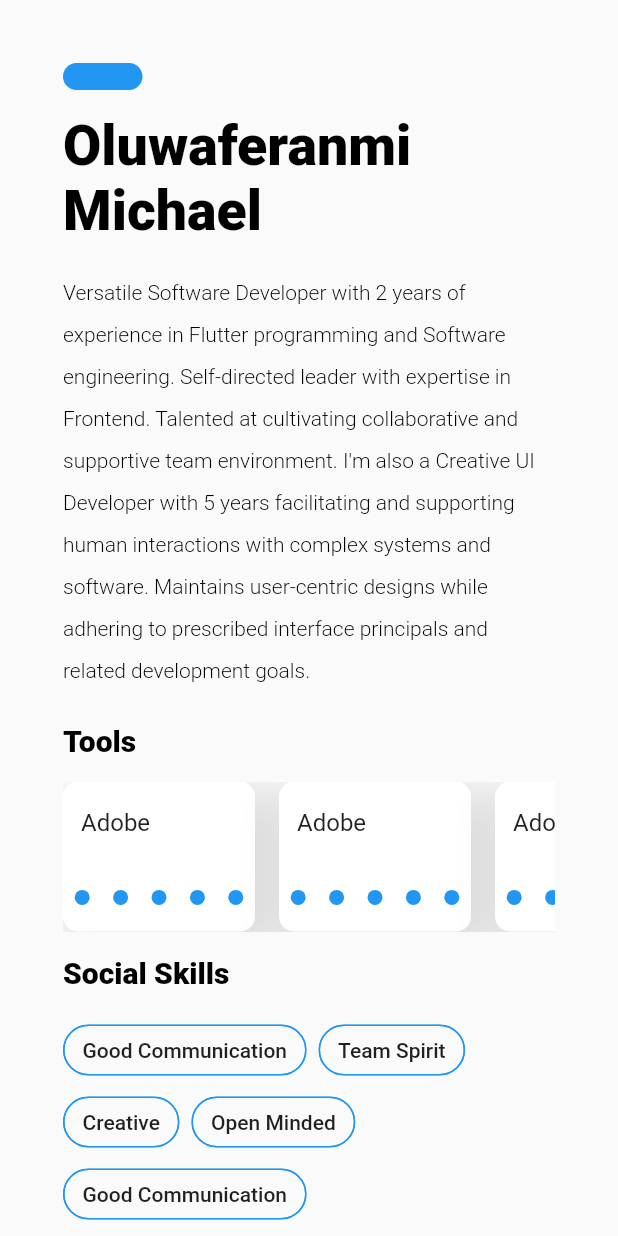
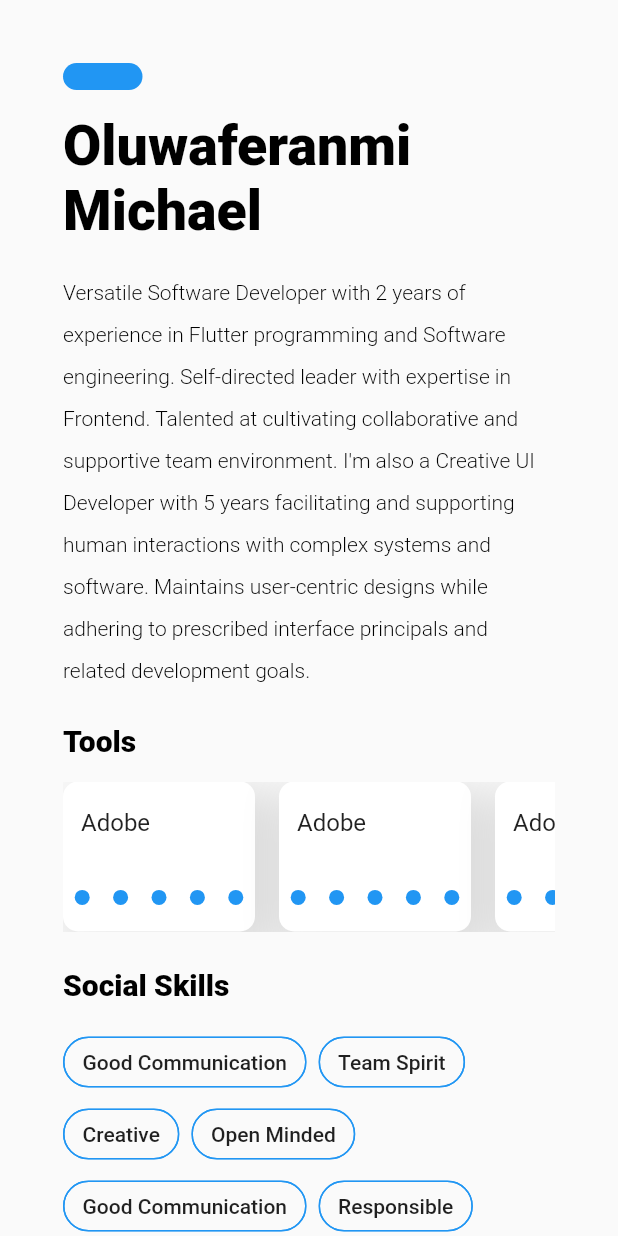
Before and after one commit to Oluwaferanmi-Michael/portfoilio, a Flutter app: the screen it shows after launch, on a phone screen of 412 x 824 dp. Run offline on Flutter 3.47's test engine with Material 2 defaults, Android fonts, the phone set to English and light mode, and no system bars.

```diff
--- a/portfolio/lib/main.dart
+++ b/portfolio/lib/main.dart
@@ -13,9 +13,9 @@ class MyApp extends StatelessWidget {
       title: 'Portfolio',
       theme: ThemeData(
         primaryColor: Colors.blue,
-
+        backgroundColor: Colors.white
       ),
-      home: MyHomePage(title: ''),
+      home: MyHomePage(),
     );
   }
 }
@@ -39,18 +39,18 @@ class MyHomePage extends StatefulWidget {
 }
 
 class _MyHomePageState extends State<MyHomePage> {
-  int _counter = 0;
+  // int _counter = 0;
 
-  void _incrementCounter() {
-    setState(() {
-      // This call to setState tells the Flutter framework that something has
-      // changed in this State, which causes it to rerun the build method below
-      // so that the display can reflect the updated values. If we changed
-      // _counter without calling setState(), then the build method would not be
-      // called again, and so nothing would appear to happen.
+  // void _incrementCounter() {
+  //   setState(() {
+  //     // This call to setState tells the Flutter framework that something has
+  //     // changed in this State, which causes it to rerun the build method below
+  //     // so that the display can reflect the updated values. If we changed
+  //     // _counter without calling setState(), then the build method would not be
+  //     // called again, and so nothing would appear to happen.
 
-    });
-  }
+  //   });
+  // }
 
   List <String> tools = [
     'Adobe Xd',
@@ -190,13 +190,11 @@ class _MyHomePageState extends State<MyHomePage> {
                   );
                 },
                 shrinkWrap: true,
-
-                // padding: EdgeInsetsGeometry.infinity,
                 scrollDirection: Axis.horizontal,
                 itemCount: tools.length,
               ),),
 
-              SizedBox(height: 16,),
+              SizedBox(height: 24,),
 
               Text('Social Skills',
                 style: TextStyle(
@@ -244,10 +242,31 @@ class _MyHomePageState extends State<MyHomePage> {
                       color: Theme.of(context).primaryColor,
                       width: 1)
                     ,),
+                    Chip(
+                    label: Text('Responsible'),
+                    backgroundColor: Color(0x000000),
+                    side: BorderSide(
+                      color: Theme.of(context).primaryColor,
+                      width: 1)
+                    ,),
+                    Chip(
+                    label: Text('Problem Solver'),
+                    backgroundColor: Color(0x000000),
+                    side: BorderSide(
+                      color: Theme.of(context).primaryColor,
+                      width: 1)
+                    ,),
+                    Chip(
+                    label: Text('Language Fluency'),
+                    backgroundColor: Color(0x000000),
+                    side: BorderSide(
+                      color: Theme.of(context).primaryColor,
+                      width: 1)
+                    ,),
                 ],
               ),
 
-              SizedBox(height: 16,),
+              SizedBox(height: 24,),
 
               Text('Education',
                 style: TextStyle(
@@ -259,6 +278,8 @@ class _MyHomePageState extends State<MyHomePage> {
               SizedBox(height: 16,),
 
               Container(
+                child: Padding(
+                  padding: const EdgeInsets.all(16.0),
                   child: Column(children: [
                     Row(
                       crossAxisAlignment: CrossAxisAlignment.center,
@@ -281,6 +302,7 @@ class _MyHomePageState extends State<MyHomePage> {
                     mainAxisAlignment: MainAxisAlignment.spaceAround,
                     crossAxisAlignment: CrossAxisAlignment.start,
                   ),
+                ),
                 width: 345,
                 height: 72,
                 decoration: BoxDecoration(
@@ -297,7 +319,7 @@ class _MyHomePageState extends State<MyHomePage> {
                 ),
               ),
 
-              SizedBox(height: 16,),
+              SizedBox(height: 24,),
 
               Text('Industrial Experirence',
                 style: TextStyle(
@@ -309,6 +331,8 @@ class _MyHomePageState extends State<MyHomePage> {
               SizedBox(height: 16,),
 
               Container(
+                child: Padding(
+                  padding: const EdgeInsets.all(16.0),
                   child: Column(children: [
                     Row(
                       crossAxisAlignment: CrossAxisAlignment.center,
@@ -331,6 +355,7 @@ class _MyHomePageState extends State<MyHomePage> {
                     mainAxisAlignment: MainAxisAlignment.spaceAround,
                     crossAxisAlignment: CrossAxisAlignment.start,
                   ),
+                ),
                 width: 345,
                 height: 72,
                 decoration: BoxDecoration(
@@ -349,11 +374,13 @@ class _MyHomePageState extends State<MyHomePage> {
 
               Image.asset('assets/DevDashatar.png'),
 
-              SizedBox(height: 16,),
+              SizedBox(height: 24,),
 
-              Text('Happy to Build',
+              Center(
+                child: Text('Happy to Build',
                   style: TextStyle(
-                  color: Theme.of(context).primaryColor),)
+                    color: Theme.of(context).primaryColor),),
+              )
 
             ],
           ),
```
Lines whose indentation alone changed are shown as unchanged.
